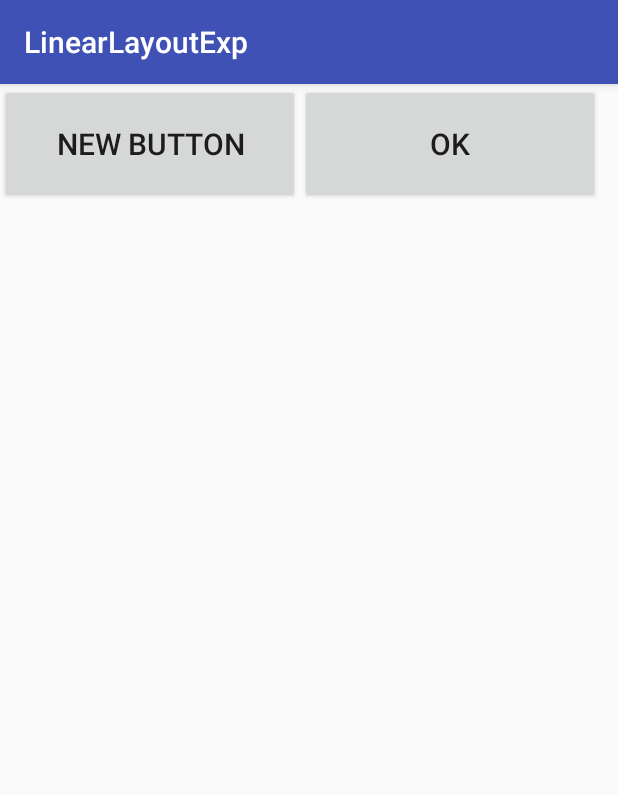
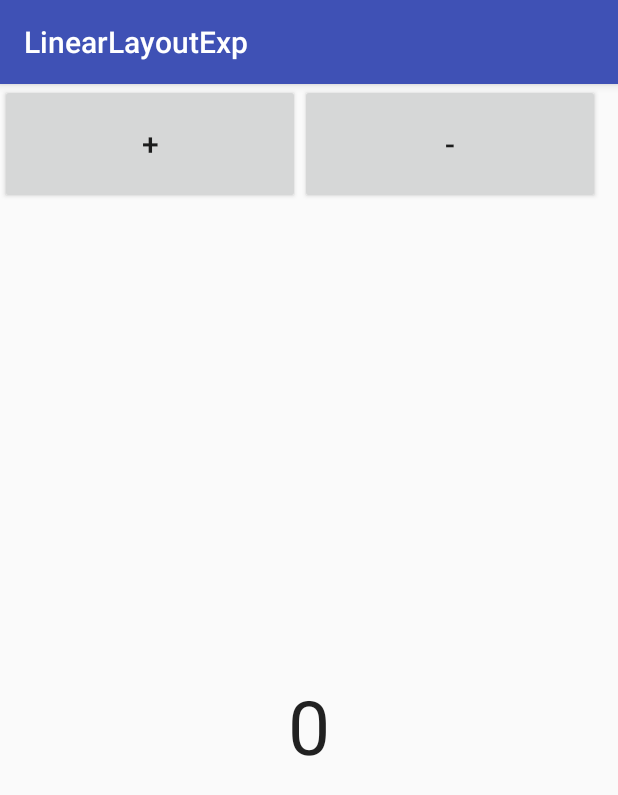
Before and after one commit to hajeriwalid/androidshowcase_wh, an Android app: the screen it shows after launch (MainActivity), on a phone screen of 412 x 824 dp. Shown: the top 795 px of the screen. Run offline under Robolectric (Android 15) with nearby library versions, the phone set to English and light mode, and no system bars.

Commit message:
button listeners

```diff
--- a/app/src/main/java/com/example/whajeri/linearlayoutexp/MainActivity.java
+++ b/app/src/main/java/com/example/whajeri/linearlayoutexp/MainActivity.java
@@ -3,9 +3,12 @@ package com.example.whajeri.linearlayoutexp;
 import android.support.v7.app.AppCompatActivity;
 import android.os.Bundle;
 import android.util.Log;
+import android.view.View;
+import android.widget.Button;
+import android.widget.TextView;
 import android.widget.Toast;
 
-public class MainActivity extends AppCompatActivity {
+public class MainActivity extends AppCompatActivity implements View.OnClickListener{
 
     /*
 
@@ -15,6 +18,7 @@ public class MainActivity extends AppCompatActivity {
         - lifecycle of an app
             on Create -> on Start -> onResume
             onPause -> onStop -> onDestroy
+        - simple UI interaction with onClickListener
       */
 
 
@@ -36,6 +40,11 @@ public class MainActivity extends AppCompatActivity {
      */
 
 
+    private Button btnplus;
+    private Button btnminus;
+    private TextView text_result;
+    private int somme = 0;
+
     @Override
     protected void onCreate(Bundle savedInstanceState) {
         super.onCreate(savedInstanceState);
@@ -43,6 +52,16 @@ public class MainActivity extends AppCompatActivity {
 
         Toast.makeText(this, "In onCreate", Toast.LENGTH_SHORT).show();
         Log.i("info", "In onCreate 6");
+
+
+        btnplus = (Button) findViewById(R.id.button_plus);
+        btnminus = (Button) findViewById(R.id.button_minus);
+        text_result = (TextView) findViewById(R.id.text_myResult);
+
+        btnplus.setOnClickListener(this);
+        btnminus.setOnClickListener(this);
+        text_result.setOnClickListener(this);
+
     }
 
 
@@ -90,4 +109,20 @@ public class MainActivity extends AppCompatActivity {
         Log.i("info", "In onResume");
     }
 
+    @Override
+    public void onClick(View v) {
+
+        switch(v.getId()){
+            case R.id.button_plus:
+                somme ++;
+                text_result.setText(""+ somme);
+
+                break;
+
+            case R.id.button_minus:
+                somme--;
+                text_result.setText(""+ somme);
+                break;
+        }
+    }
 }
--- a/app/src/main/res/layout/activity_main.xml
+++ b/app/src/main/res/layout/activity_main.xml
@@ -13,8 +13,8 @@
         <Button
             android:layout_width="wrap_content"
             android:layout_height="wrap_content"
-            android:text="New Button"
-            android:id="@+id/button"
+            android:text="+"
+            android:id="@+id/button_plus"
             android:width="200dp"
             android:textSize="20sp"
             android:height="80dp" />
@@ -22,8 +22,8 @@
         <Button
             android:layout_width="wrap_content"
             android:layout_height="wrap_content"
-            android:text="OK"
-            android:id="@+id/button2"
+            android:text="-"
+            android:id="@+id/button_minus"
             android:height="80dp"
             android:width="200dp"
             android:textSize="20sp" />
@@ -34,5 +34,16 @@
         android:layout_width="match_parent"
         android:layout_height="wrap_content"
         android:layout_gravity="center_horizontal"
-        android:layout_weight=".5"></LinearLayout>
+        android:layout_weight=".5">
+
+        <TextView
+            android:layout_width="wrap_content"
+            android:layout_height="wrap_content"
+            android:textAppearance="?android:attr/textAppearanceLarge"
+            android:text="0"
+            android:id="@+id/text_myResult"
+            android:layout_gravity="center_horizontal"
+            android:height="60dp"
+            android:textSize="50sp"/>
+    </LinearLayout>
 </LinearLayout>
```
Also changed, not shown: 58 other files.
